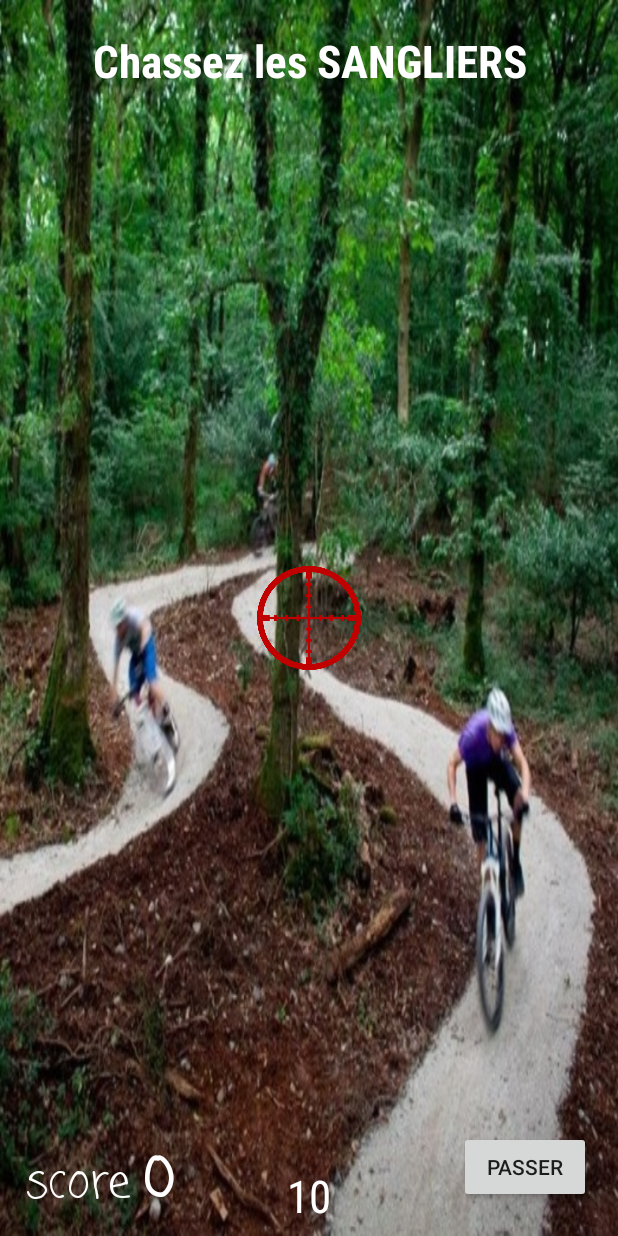
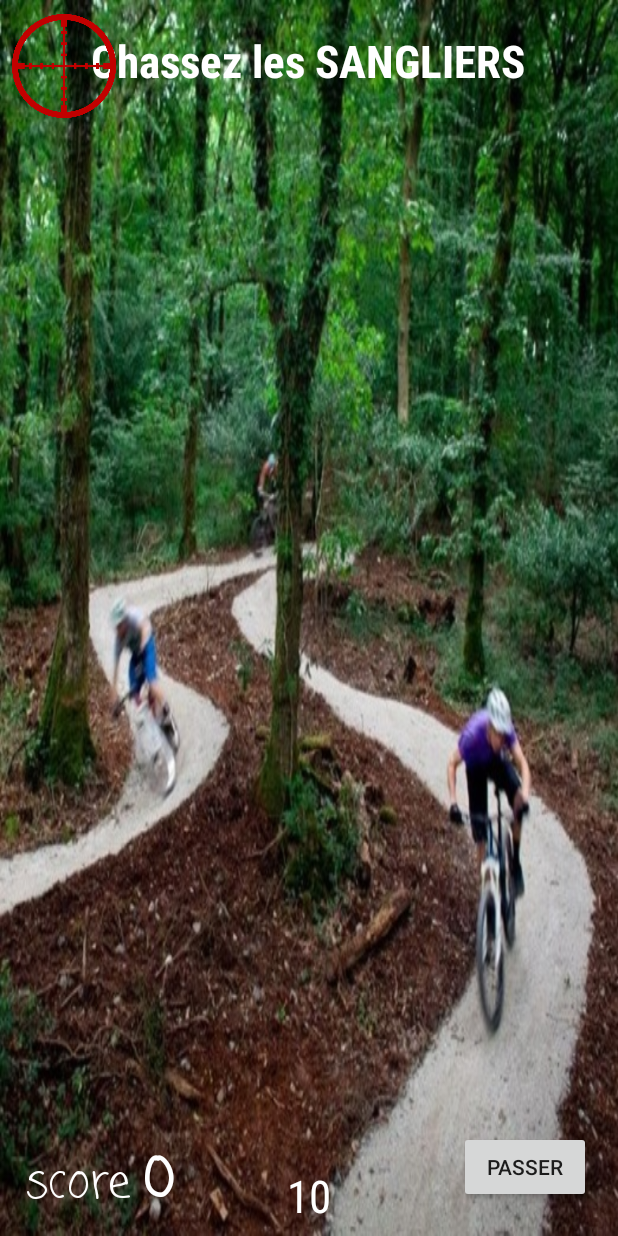
Before and after one commit to TripleDeluxe/JeuPromob, an Android app: the layout fragment_taupe.xml on its own in the app's theme, with its tools: preview values and no code run, on a phone screen of 412 x 824 dp. Run offline under Robolectric (Android 15) with nearby library versions, the phone set to English and light mode, and no system bars.

Commit message:
maj du jeu de taupe

```diff
--- a/app/src/main/res/layout/fragment_taupe.xml
+++ b/app/src/main/res/layout/fragment_taupe.xml
@@ -74,7 +74,7 @@
         android:id="@+id/textViewTitleBeerGame"
         android:layout_width="wrap_content"
         android:layout_height="wrap_content"
-        android:layout_marginStart="8dp"
+        android:layout_marginStart="6dp"
         android:layout_marginTop="8dp"
         android:layout_marginEnd="7dp"
         android:layout_marginBottom="10dp"
@@ -118,42 +118,43 @@
         android:orientation="vertical"
         app:layout_constraintBottom_toTopOf="@+id/timeTaupe"
         app:layout_constraintEnd_toEndOf="parent"
-        app:layout_constraintHorizontal_bias="0.0"
+        app:layout_constraintHorizontal_bias="1.0"
         app:layout_constraintStart_toStartOf="parent"
-        app:layout_constraintTop_toBottomOf="@+id/textViewTitleBeerGame">
-
+        app:layout_constraintTop_toBottomOf="@+id/textViewTitleBeerGame"
+        app:layout_constraintVertical_bias="0.0">
 
 
     </LinearLayout>
+
 
     <ImageView
         android:id="@+id/imageViewBoar"
         android:layout_width="69dp"
         android:layout_height="72dp"
-        android:layout_marginStart="8dp"
         android:layout_marginTop="8dp"
-        android:layout_marginEnd="8dp"
         android:layout_marginBottom="8dp"
         android:layout_weight="1"
-        app:layout_constraintBottom_toBottomOf="parent"
-        app:layout_constraintEnd_toEndOf="parent"
-        app:layout_constraintStart_toStartOf="parent"
+        app:layout_constraintBottom_toBottomOf="@+id/frag_Taupe_linear_layout"
+        app:layout_constraintEnd_toEndOf="@+id/frag_Taupe_linear_layout"
+        app:layout_constraintHorizontal_bias="0.0"
+        app:layout_constraintStart_toStartOf="@+id/frag_Taupe_linear_layout"
         app:layout_constraintTop_toTopOf="parent"
+        app:layout_constraintVertical_bias="0.0"
         tools:src="@drawable/target" />
 
     <ImageView
         android:id="@+id/imageView1"
         android:layout_width="69dp"
         android:layout_height="72dp"
-        android:layout_marginStart="8dp"
         android:layout_marginTop="8dp"
-        android:layout_marginEnd="8dp"
         android:layout_marginBottom="8dp"
         android:layout_weight="1"
-        app:layout_constraintBottom_toBottomOf="parent"
-        app:layout_constraintEnd_toEndOf="parent"
-        app:layout_constraintStart_toStartOf="parent"
+        app:layout_constraintBottom_toBottomOf="@+id/frag_Taupe_linear_layout"
+        app:layout_constraintEnd_toEndOf="@+id/frag_Taupe_linear_layout"
+        app:layout_constraintHorizontal_bias="0.0"
+        app:layout_constraintStart_toStartOf="@+id/frag_Taupe_linear_layout"
         app:layout_constraintTop_toTopOf="parent"
+        app:layout_constraintVertical_bias="0.0"
         tools:src="@drawable/target" />
 
 
```
Also changed, not shown: app/src/main/java/com/iot/jeupromob/activity/ObstacleFragment.java (+18 -17 lines), app/src/main/java/com/iot/jeupromob/activity/TaupeFragment.java (+50 -64 lines), app/src/main/java/com/iot/jeupromob/util/Taupe.java (+15 -9 lines), app/src/main/java/com/iot/jeupromob/util/TaupeView.java (deleted, +0 -36 lines).
